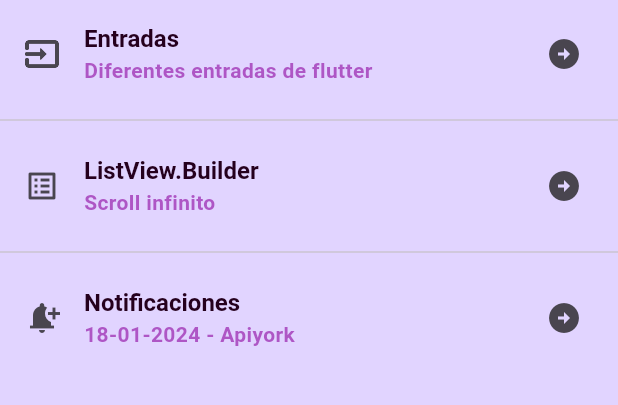
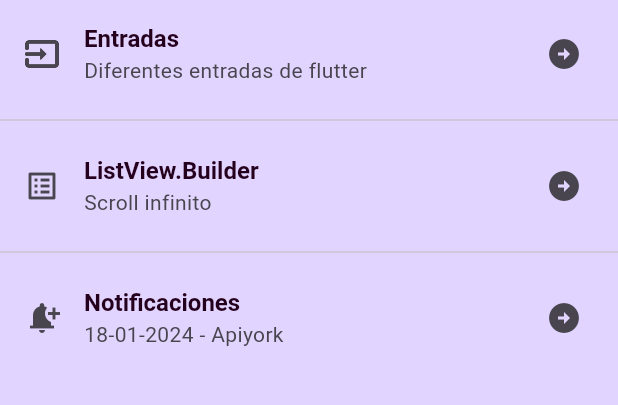
Before and after one commit to ismontana/componentes_flutter, a Flutter app: the screen it shows after launch, on a phone screen of 412 x 824 dp, the part 84-489 px from its top. Run offline on Flutter 3.47's test engine with Material 3 defaults, Android fonts, the phone set to English and light mode, and no system bars; Roboto replaces fonts that are missing (sans-helvetica).

Commit message:
Changing the content of the ListTiles

```diff
--- a/lib/home_screen.dart
+++ b/lib/home_screen.dart
@@ -19,10 +19,7 @@ const HomeScreen({super.key});
             title: Text('Entradas',
             style: Theme.of(context).textTheme.headlineLarge,
             ),
-            subtitle: const Text('Diferentes entradas de flutter',
-            style: TextStyle(color: Color.fromARGB(186, 155, 39, 176),
-                      fontWeight: FontWeight.bold,
-                      ),
+            subtitle: const Text('Diferentes entradas de flutter'
             ),
             trailing: const Icon(Icons.arrow_circle_right),
             ),
@@ -32,11 +29,8 @@ const HomeScreen({super.key});
             title: Text('ListView.Builder',
             style: Theme.of(context).textTheme.headlineLarge,
             ),
-            subtitle: Text('Scroll infinito',
-            style: TextStyle(color: Color.fromARGB(186, 155, 39, 176),
-                      fontWeight: FontWeight.bold,
-                      ),),
-            trailing: Icon(Icons.arrow_circle_right),
+            subtitle: const Text('Scroll infinito'),
+            trailing: const Icon(Icons.arrow_circle_right),
             ),
             const Divider(),
             ListTile(
@@ -44,12 +38,9 @@ const HomeScreen({super.key});
             title: Text('Notificaciones',
             style: Theme.of(context).textTheme.headlineLarge,
             ),
-            subtitle: Text('18-01-2024 - Apiyork',
-            style: TextStyle(color: Color.fromARGB(186, 155, 39, 176),
-                      fontWeight: FontWeight.bold,
+            subtitle: const Text('18-01-2024 - Apiyork'
                       ),
-                      ),
-            trailing: Icon(Icons.arrow_circle_right),
+            trailing: const Icon(Icons.arrow_circle_right),
             ),
           ],
         ),
```
